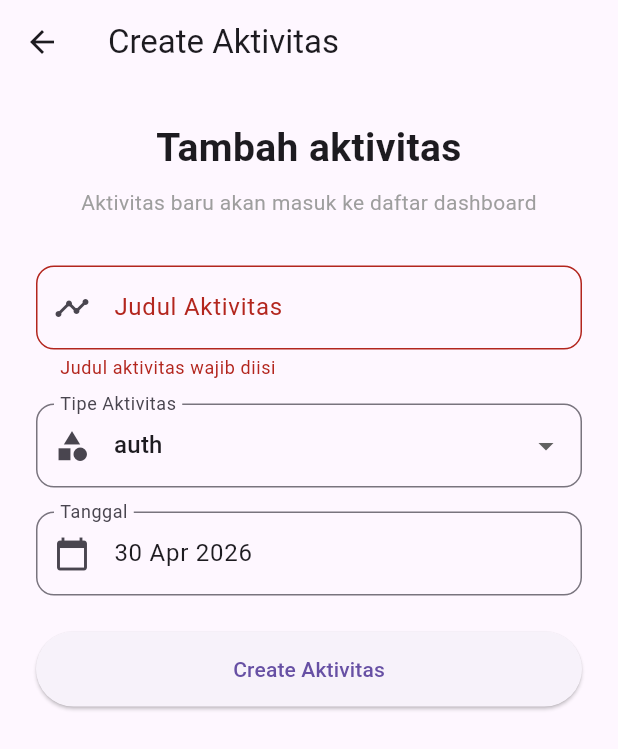
After one commit to Nagiix/UTS_MP, a Flutter app: the CreateActivityPage screen opened directly, after a tap on "Create Aktivitas", on a phone screen of 412 x 824 dp. The commit adds this screen. Shown: the top 749 px of the screen. Run offline on Flutter 3.47's test engine with Material 3 defaults, Android fonts, the phone set to English and light mode, and no system bars.

Commit message:
added create activity page

```diff
--- /dev/null
+++ b/lib/create_activity_page.dart
@@ -0,0 +1,173 @@
+import 'package:flutter/material.dart';
+
+class CreateActivityPage extends StatefulWidget {
+  @override
+  State<CreateActivityPage> createState() => _CreateActivityPageState();
+}
+
+class _CreateActivityPageState extends State<CreateActivityPage> {
+  final formKey = GlobalKey<FormState>();
+  final titleController = TextEditingController();
+  final dateController = TextEditingController();
+
+  String selectedType = "auth";
+
+  final List<String> activityTypes = ["auth", "view", "update"];
+
+  @override
+  void initState() {
+    super.initState();
+    dateController.text = formatDate(DateTime.now());
+  }
+
+  String formatDate(DateTime date) {
+    const months = [
+      "Jan",
+      "Feb",
+      "Mar",
+      "Apr",
+      "Mei",
+      "Jun",
+      "Jul",
+      "Agu",
+      "Sep",
+      "Okt",
+      "Nov",
+      "Des",
+    ];
+
+    final day = date.day.toString().padLeft(2, "0");
+    return "$day ${months[date.month - 1]} ${date.year}";
+  }
+
+  void createActivity() {
+    FocusScope.of(context).unfocus();
+
+    if (formKey.currentState!.validate()) {
+      final activity = {
+        "title": titleController.text.trim(),
+        "date": dateController.text.trim(),
+        "type": selectedType,
+      };
+
+      Navigator.pop(context, activity);
+    }
+  }
+
+  @override
+  void dispose() {
+    titleController.dispose();
+    dateController.dispose();
+    super.dispose();
+  }
+
+  @override
+  Widget build(BuildContext context) {
+    return Scaffold(
+      appBar: AppBar(title: Text("Create Aktivitas")),
+      body: SafeArea(
+        child: SingleChildScrollView(
+          child: Padding(
+            padding: EdgeInsets.all(24),
+            child: Form(
+              key: formKey,
+              child: Column(
+                crossAxisAlignment: CrossAxisAlignment.stretch,
+                children: [
+                  Text(
+                    "Tambah aktivitas",
+                    textAlign: TextAlign.center,
+                    style: TextStyle(
+                      fontSize: 26,
+                      fontWeight: FontWeight.bold,
+                    ),
+                  ),
+                  SizedBox(height: 8),
+                  Text(
+                    "Aktivitas baru akan masuk ke daftar dashboard",
+                    textAlign: TextAlign.center,
+                    style: TextStyle(color: Colors.grey),
+                  ),
+                  SizedBox(height: 32),
+                  TextFormField(
+                    controller: titleController,
+                    textInputAction: TextInputAction.next,
+                    decoration: InputDecoration(
+                      labelText: "Judul Aktivitas",
+                      prefixIcon: Icon(Icons.timeline),
+                      border: OutlineInputBorder(
+                        borderRadius: BorderRadius.circular(12),
+                      ),
+                    ),
+                    validator: (value) {
+                      if (value == null || value.trim().isEmpty) {
+                        return "Judul aktivitas wajib diisi";
+                      }
+                      if (value.trim().length < 3) {
+                        return "Judul minimal 3 karakter";
+                      }
+                      return null;
+                    },
+                  ),
+                  SizedBox(height: 16),
+                  DropdownButtonFormField<String>(
+                    value: selectedType,
+                    decoration: InputDecoration(
+                      labelText: "Tipe Aktivitas",
+                      prefixIcon: Icon(Icons.category),
+                      border: OutlineInputBorder(
+                        borderRadius: BorderRadius.circular(12),
+                      ),
+                    ),
+                    items: activityTypes.map((type) {
+                      return DropdownMenuItem(
+                        value: type,
+                        child: Text(type),
+                      );
+                    }).toList(),
+                    onChanged: (value) {
+                      if (value != null) {
+                        setState(() {
+                          selectedType = value;
+                        });
+                      }
+                    },
+                  ),
+                  SizedBox(height: 16),
+                  TextFormField(
+                    controller: dateController,
+                    textInputAction: TextInputAction.done,
+                    decoration: InputDecoration(
+                      labelText: "Tanggal",
+                      prefixIcon: Icon(Icons.calendar_today),
+                      border: OutlineInputBorder(
+                        borderRadius: BorderRadius.circular(12),
+                      ),
+                    ),
+                    validator: (value) {
+                      if (value == null || value.trim().isEmpty) {
+                        return "Tanggal wajib diisi";
+                      }
+                      return null;
+                    },
+                    onFieldSubmitted: (_) {
+                      createActivity();
+                    },
+                  ),
+                  SizedBox(height: 24),
+                  SizedBox(
+                    height: 50,
+                    child: ElevatedButton(
+                      onPressed: createActivity,
+                      child: Text("Create Aktivitas"),
+                    ),
+                  ),
+                ],
+              ),
+            ),
+          ),
+        ),
+      ),
+    );
+  }
+}
--- a/lib/dashboard_page.dart
+++ b/lib/dashboard_page.dart
@@ -1,4 +1,5 @@
 import 'package:flutter/material.dart';
+import 'create_activity_page.dart';
 import 'create_user_page.dart';
 import 'login_page.dart';
 
@@ -58,6 +59,26 @@ class _DashboardPageState extends State<DashboardPage> {
 
       return matchSearch && matchFilter;
     }).toList();
+  }
+
+  void openCreateActivityPage() async {
+    final activity = await Navigator.push<Map<String, String>>(
+      context,
+      MaterialPageRoute(
+        builder: (_) => CreateActivityPage(),
+      ),
+    );
+
+    if (activity != null) {
+      setState(() {
+        activities.insert(0, activity);
+        totalActivity++;
+      });
+
+      ScaffoldMessenger.of(context).showSnackBar(
+        SnackBar(content: Text("Aktivitas berhasil ditambahkan")),
+      );
+    }
   }
 
   Widget statCard(String title, String value, IconData icon) {
@@ -136,7 +157,9 @@ class _DashboardPageState extends State<DashboardPage> {
                 SizedBox(height: 20),
 
                 // BUTTON INTERAKTIF
-                Row(
+                Wrap(
+                  spacing: 10,
+                  runSpacing: 10,
                   children: [
                     ElevatedButton(
                       onPressed: () {
@@ -146,7 +169,6 @@ class _DashboardPageState extends State<DashboardPage> {
                       },
                       child: Text("+ Data"),
                     ),
-                    SizedBox(width: 10),
                     ElevatedButton(
                       onPressed: () async {
                         final isCreated = await Navigator.push<bool>(
@@ -164,6 +186,10 @@ class _DashboardPageState extends State<DashboardPage> {
                         }
                       },
                       child: Text("+ User"),
+                    ),
+                    ElevatedButton(
+                      onPressed: openCreateActivityPage,
+                      child: Text("+ Aktivitas"),
                     ),
                   ],
                 ),
```
Also changed, not shown: 1 other file.
